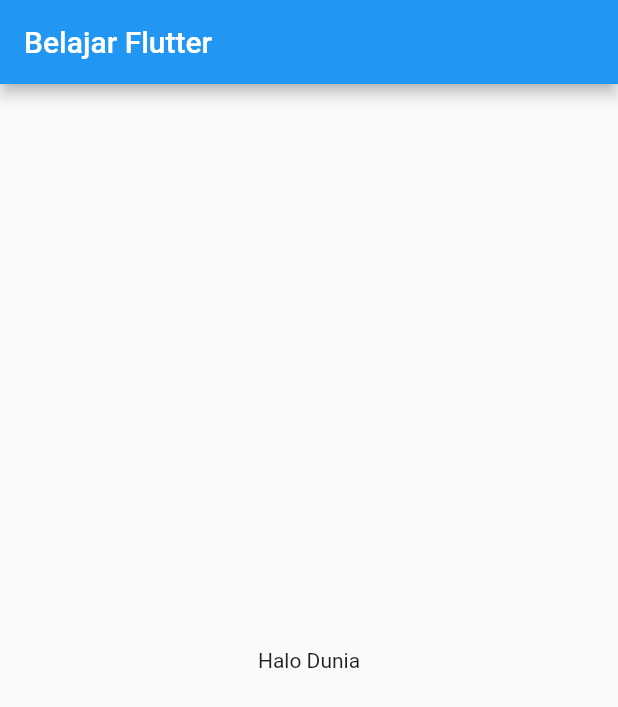
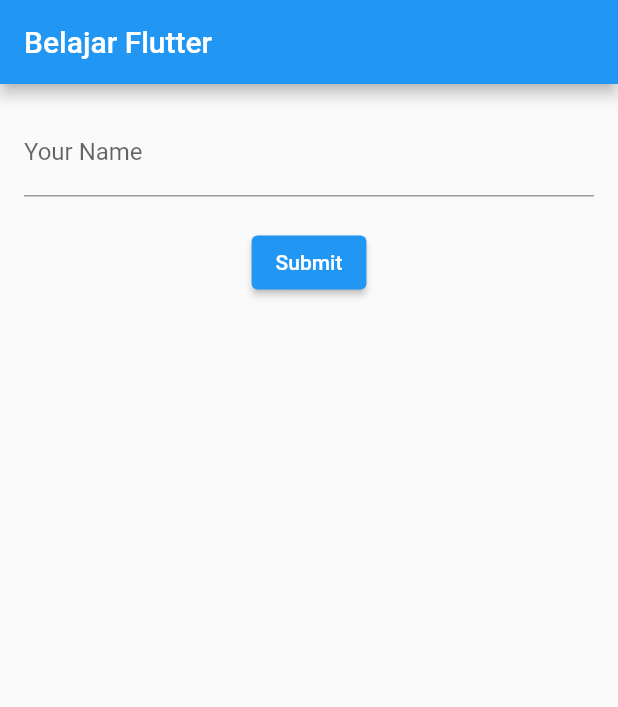
Before and after one commit to mirzayogy/mengajar_221_p_mobile, a Flutter app: the screen it shows after launch, on a phone screen of 412 x 824 dp. Shown: the top 707 px of the screen. Run offline on Flutter 3.47's test engine with Material 2 defaults, Android fonts, the phone set to English and light mode, and no system bars.

Commit message:
inputan string

```diff
--- /dev/null
+++ b/lib/input_string.dart
@@ -0,0 +1,47 @@
+import 'package:flutter/material.dart';
+
+class InputString extends StatefulWidget {
+  const InputString({Key? key}) : super(key: key);
+
+  @override
+  State<StatefulWidget> createState() => _InputStringState();
+}
+
+class _InputStringState extends State<InputString> {
+  String _name = '';
+
+  @override
+  Widget build(BuildContext context) {
+    return Padding(
+      padding: const EdgeInsets.all(16.0),
+      child: Column(
+        children: [
+          TextField(
+            decoration: const InputDecoration(
+              hintText: 'Write your name here...',
+              labelText: 'Your Name',
+            ),
+            onChanged: (String value) {
+              setState(() {
+                _name = value;
+              });
+            },
+          ),
+          const SizedBox(height: 20),
+          ElevatedButton(
+            child: const Text('Submit'),
+            onPressed: () {
+              showDialog(
+                  context: context,
+                  builder: (context) {
+                    return AlertDialog(
+                      content: Text('Hello, $_name'),
+                    );
+                  });
+            },
+          )
+        ],
+      ),
+    );
+  }
+}
--- a/lib/main.dart
+++ b/lib/main.dart
@@ -1,4 +1,5 @@
 import 'package:flutter/material.dart';
+import 'package:mengajar_221_p_mobile/input_string.dart';
 
 void main() {
   runApp(const MyApp());
@@ -15,9 +16,7 @@
         appBar: AppBar(
           title: const Text('Belajar Flutter'),
         ),
-        body: const Center(
-          child: Text("Halo Dunia"),
-        ),
+        body: const Center(child: InputString()),
       ),
     );
   }
```
